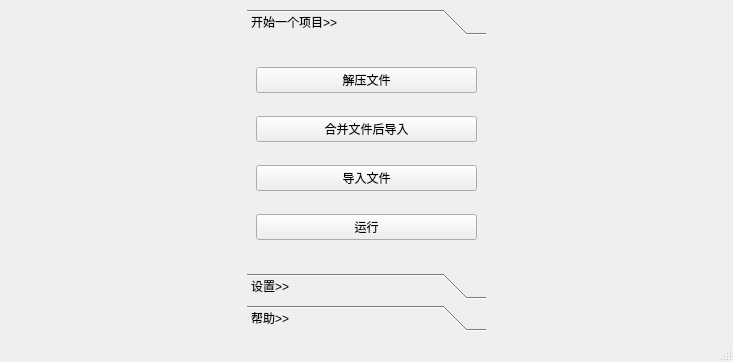
First picture: the form in res/ui/launch.ui, repository LiYorange/MyOFP2.0, before the edit.
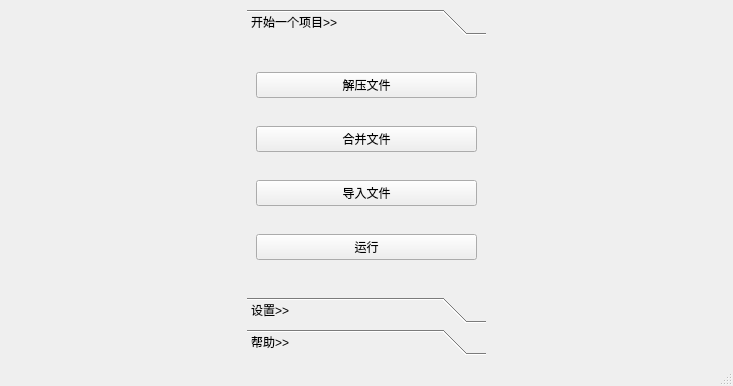
Second picture: the form after the edit. Icons and pictures are not drawn.

Patch:
```diff
--- a/res/ui/launch.ui
+++ b/res/ui/launch.ui
@@ -7,7 +7,7 @@
     <x>0</x>
     <y>0</y>
     <width>733</width>
-    <height>362</height>
+    <height>386</height>
    </rect>
   </property>
   <property name="sizePolicy">
@@ -78,8 +78,8 @@
         <rect>
          <x>0</x>
          <y>0</y>
-         <width>237</width>
-         <height>257</height>
+         <width>203</width>
+         <height>205</height>
         </rect>
        </property>
        <attribute name="icon">
@@ -104,7 +104,7 @@
         <item>
          <widget class="QPushButton" name="merge_button">
           <property name="text">
-           <string>合并文件后导入</string>
+           <string>合并文件</string>
           </property>
           <property name="icon">
            <iconset resource="../icon/launch.qrc">
```
Left out of the diff: 8 changed lines with no effect on the pictures.
